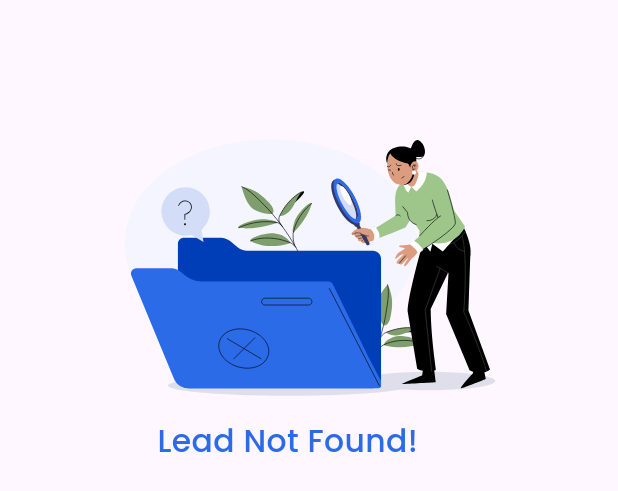
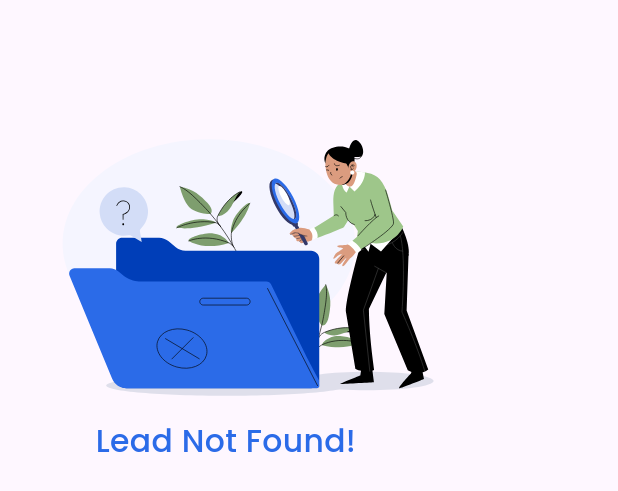
Before and after one commit to Zota-NexTech-Limited/FieldForce, a Flutter app: the EmptyScreen widget shown alone on an empty page, opened directly, on a phone screen of 412 x 824 dp. Shown: the top 491 px of the screen. Run offline on Flutter 3.47's test engine with Material 3 defaults, Android fonts, the phone set to English and light mode, and no system bars; our stand-ins replace bloc, dropdown_button2, equatable, file_picker, flutter_bloc, flutter_svg and 5 more; network calls fail.

Commit message:
empty screen added to expense and my activity screen

```diff
--- a/lib/components/state_management_components/empty_screen_component.dart
+++ b/lib/components/state_management_components/empty_screen_component.dart
@@ -5,25 +5,22 @@ import 'package:fieldforce/helper/size_config.dart';
 import 'package:flutter/material.dart';
 class EmptyScreen extends StatelessWidget {
   final String text;
-  const EmptyScreen({super.key,required this.text});
+  final double distanceFromTop;
+  const EmptyScreen({super.key,required this.text,required this.distanceFromTop});
 
   @override
   Widget build(BuildContext context) {
-    return  SizedBox(
-      width: SizeConfig.screenWidth,
-      height: SizeConfig.screenHeight*0.7,
-      child: Column(
+    return  Column(
       crossAxisAlignment: CrossAxisAlignment.center,
       children: [
-          SizedBox(height: SizeConfig.blockHeight*10,),
+        SizedBox(height: SizeConfig.blockHeight*distanceFromTop,),
         SizedBox(
             width: SizeConfig.blockWidth*80,
             height: SizeConfig.blockHeight*30,
-              child: SvgImageHelper(image: "assets/image/svg_icons/55024593_9264820 1.svg")),
+            child: SvgImageHelper(image: "assets/image/svg_icons/empty_image.svg")),
         NormalText(fontWeight: FontWeight.w500, color: COLORS.blue, fontSize: 3, text: text)
 
       ],
-      ),
     );
   }
 }
--- a/lib/ui/crm/lead_screens/lead_screen.dart
+++ b/lib/ui/crm/lead_screens/lead_screen.dart
@@ -240,7 +240,7 @@ class _LeadScreenState extends State<LeadScreen> {
                                 },):ListView(
                                 physics:const BouncingScrollPhysics(),
                                 children:const [
-                                EmptyScreen(text: "Lead Not Found!     ")
+                                EmptyScreen(text: "Lead Not Found!     ",distanceFromTop: 10)
                               ], ),
                             ),
                           ),
--- a/lib/ui/crm/opportunity_screens/opportunity_screen.dart
+++ b/lib/ui/crm/opportunity_screens/opportunity_screen.dart
@@ -70,7 +70,7 @@ class _OpportunityScreenState extends State<OpportunityScreen> {
                           margin: EdgeInsets.only(top: SizeConfig.blockHeight*3),
                           width: SizeConfig.screenWidth,
                           height: SizeConfig.screenHeight,
-                          child:state.opportunityList.isNotEmpty? ListView.builder(
+                          child:state.opportunityList.isNotEmpty?EmptyScreen(text: "Opportunity Not Found!",distanceFromTop: 10,): ListView.builder(
                             itemCount: state.opportunityList.length,
                             shrinkWrap: true,
                             physics: NeverScrollableScrollPhysics(),
@@ -183,7 +183,7 @@ class _OpportunityScreenState extends State<OpportunityScreen> {
                                   ),
                                 ),
                               );
-                            },):EmptyScreen(text: "Opportunity Not Found!"),
+                            },),
                         ),
                       ),
                       Positioned(
```
Also changed, not shown: lib/ui/expense/expence_screen.dart (+3 -5 lines), lib/ui/my_activity/my_activity_screen.dart (+2 -5 lines), assets/image/svg_icons/empty_image.svg (renamed from assets/image/svg_icons/55024593_9264820 1.svg), 1 other file. Lines whose indentation alone changed are shown as unchanged.
